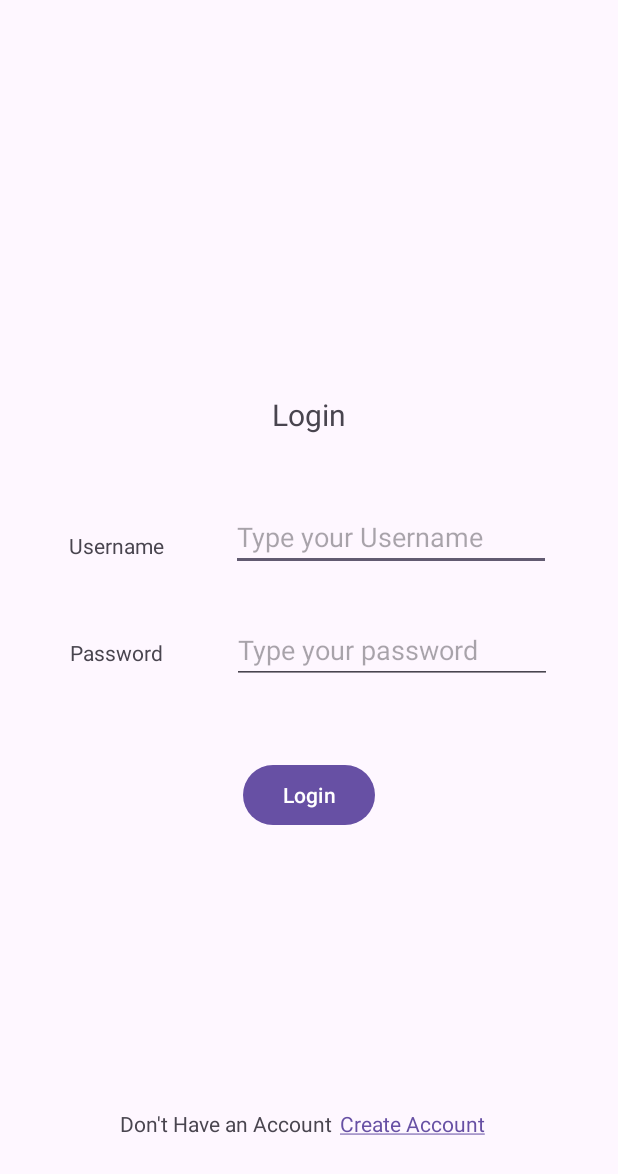
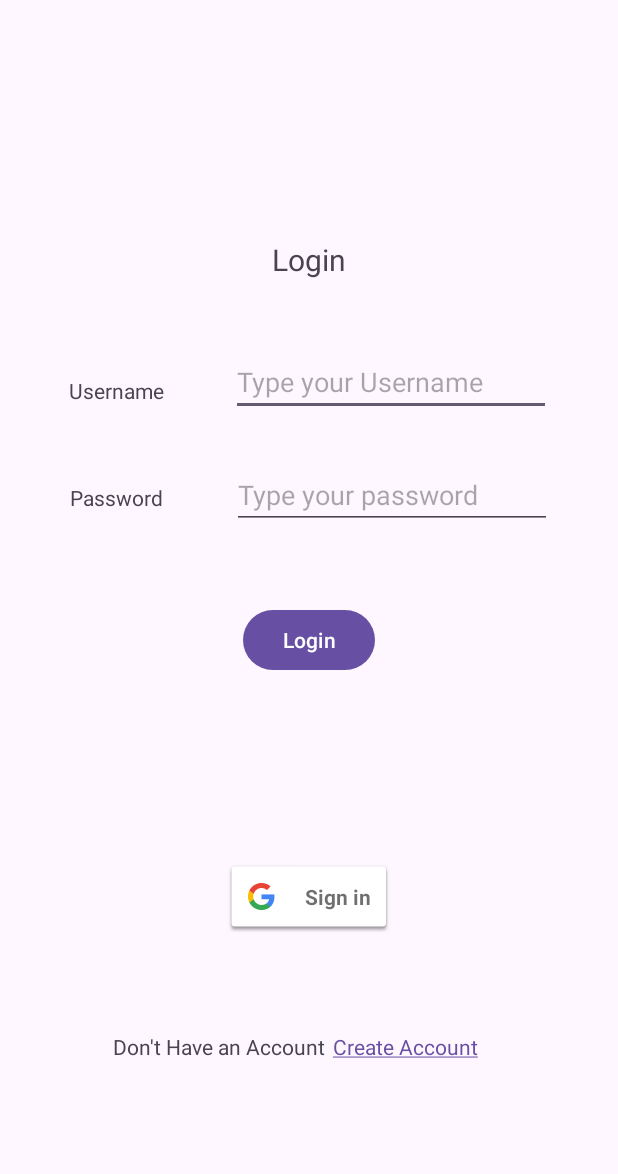
Before and after one commit to jsebasbermu97/W24_3175_S1_G4_HandyMan, an Android app: the screen it shows after launch (MainActivity), after a tap on "Login", on a phone screen of 412 x 824 dp. Shown: the top 1174 px of the screen. Run offline under Robolectric (Android 15) with nearby library versions, the phone set to English and light mode, and no system bars; our stand-ins replace Firebase (no records; nobody signed in at launch, a user with empty details on screens opened directly).

Commit message:
google sign in added

```diff
--- a/app/build.gradle.kts
+++ b/app/build.gradle.kts
@@ -1,5 +1,6 @@
 plugins {
     id("com.android.application")
+    id("com.google.gms.google-services")
 }
 
 android {
@@ -29,7 +30,9 @@ android {
 }
 
 dependencies {
-
+    implementation(platform("com.google.firebase:firebase-bom:32.7.2"))
+    implementation("com.google.firebase:firebase-auth")
+    implementation("com.google.android.gms:play-services-auth:21.0.0")
     implementation("androidx.appcompat:appcompat:1.6.1")
     implementation("com.google.android.material:material:1.11.0")
     implementation("androidx.constraintlayout:constraintlayout:2.1.4")
--- a/app/src/main/java/com/example/handyman/MainActivity.java
+++ b/app/src/main/java/com/example/handyman/MainActivity.java
@@ -12,15 +12,23 @@ import android.widget.TextView;
 import android.widget.Toast;
 
 import com.example.handyman.database.Database;
+import com.google.android.gms.auth.api.signin.GoogleSignIn;
+import com.google.android.gms.auth.api.signin.GoogleSignInClient;
+import com.google.android.gms.auth.api.signin.GoogleSignInOptions;
+import com.google.android.gms.common.SignInButton;
+import com.google.firebase.auth.FirebaseAuth;
 
 public class MainActivity extends AppCompatActivity {
+    private FirebaseAuth mAuth;
 
     @Override
     protected void onCreate(Bundle savedInstanceState) {
         super.onCreate(savedInstanceState);
         setContentView(R.layout.activity_main);
 
-        // ---------- Login ---------------
+        mAuth = FirebaseAuth.getInstance();
+
+        // ------------------ Login ------------------
         Button buttonLogin = findViewById(R.id.buttonLogin);
         buttonLogin.setOnClickListener(new View.OnClickListener() {
             @Override
@@ -29,6 +37,11 @@ public class MainActivity extends AppCompatActivity {
                 EditText passwordInput = findViewById(R.id.editTextPassword);
                 String username = usernameInput.getText().toString();
                 String password = passwordInput.getText().toString();
+
+                if (username.isEmpty() || password.isEmpty()) {
+                    Toast.makeText(MainActivity.this, "Please Enter your username and password", Toast.LENGTH_SHORT).show();
+                }
+
                 Database db = new Database(MainActivity.this);
 
                 if(db.checkUserCredentials(username, password)) {
@@ -38,6 +51,26 @@ public class MainActivity extends AppCompatActivity {
                 }
             }
         });
+        // -----------------------------------------------
+
+        // ----------------- Google sign in --------------
+        GoogleSignInOptions gso = new GoogleSignInOptions.Builder(GoogleSignInOptions.DEFAULT_SIGN_IN)
+                .requestIdToken(getString(R.string.default_web_client_id))
+                .requestEmail()
+                .build();
+
+        GoogleSignInClient mGoogleSignInClient = GoogleSignIn.getClient(this, gso);
+
+        SignInButton btnGoogle = findViewById(R.id.buttonGoogle);
+
+        btnGoogle.setOnClickListener(new View.OnClickListener() {
+            @Override
+            public void onClick(View v) {
+                Intent signInIntent = mGoogleSignInClient.getSignInIntent();
+                startActivityForResult(signInIntent, 1);
+            }
+        });
+        // -----------------------------------------------
 
 
         // ---------- Create and Populate the database ------------
@@ -45,7 +78,7 @@ public class MainActivity extends AppCompatActivity {
         SQLiteDatabase db = dbHelper.getWritableDatabase();
         // ---------------------------------------------------
 
-        // ---------- for creating account ------------
+        // ---------- for Creating account ------------
         TextView txtViewCreateAccount = findViewById(R.id.textViewCreateAccountLink);
         txtViewCreateAccount.setOnClickListener(new View.OnClickListener() {
             @Override
--- a/app/src/main/res/layout/activity_main.xml
+++ b/app/src/main/res/layout/activity_main.xml
@@ -16,7 +16,7 @@
         app:layout_constraintEnd_toEndOf="parent"
         app:layout_constraintStart_toStartOf="parent"
         app:layout_constraintTop_toTopOf="parent"
-        app:layout_constraintVertical_bias="0.32999998" />
+        app:layout_constraintVertical_bias="0.19999999" />
 
     <TextView
         android:id="@+id/txtViewPassword"
@@ -81,7 +81,7 @@
         android:id="@+id/textViewCreateAccountMessage"
         android:layout_width="wrap_content"
         android:layout_height="wrap_content"
-        android:layout_marginStart="80dp"
+        android:layout_marginStart="75dp"
         android:layout_marginTop="120dp"
         android:text="@string/txtCreateAccount"
         app:layout_constraintBottom_toBottomOf="parent"
@@ -99,4 +99,19 @@
         app:layout_constraintStart_toEndOf="@+id/textViewCreateAccountMessage"
         app:layout_constraintTop_toBottomOf="@+id/buttonLogin" />
 
+    <com.google.android.gms.common.SignInButton
+        android:id="@+id/buttonGoogle"
+        android:layout_width="wrap_content"
+        android:layout_height="wrap_content"
+        android:layout_alignParentTop="true"
+        android:layout_margin="10dp"
+        android:layout_marginTop="120dp"
+        android:text="Text"
+        android:textSize="18sp"
+        app:layout_constraintBottom_toBottomOf="parent"
+        app:layout_constraintEnd_toEndOf="parent"
+        app:layout_constraintStart_toStartOf="parent"
+        app:layout_constraintTop_toBottomOf="@+id/buttonLogin"
+        app:layout_constraintVertical_bias="0.37" />
+
 </androidx.constraintlayout.widget.ConstraintLayout>
--- a/app/src/main/res/values/strings.xml
+++ b/app/src/main/res/values/strings.xml
@@ -13,4 +13,5 @@
     <string name="txtCreateAccount">Don\'t Have an Account</string>
     <string name="txtCreateAccountLink"><a href="">Create Account</a></string>
     <string name="buttonCreateAccount">Create Account</string>
+    <string name="default_web_client_id">28903348090-6pv0t957vbc8bsvr88rb2lbjpk0enk2o.apps.googleusercontent.com</string>
 </resources>
--- a/build.gradle.kts
+++ b/build.gradle.kts
@@ -1,4 +1,5 @@
 // Top-level build file where you can add configuration options common to all sub-projects/modules.
 plugins {
     id("com.android.application") version "8.2.2" apply false
+    id("com.google.gms.google-services") version "4.4.1" apply false
 }
```
Also changed, not shown: 1 other file.
